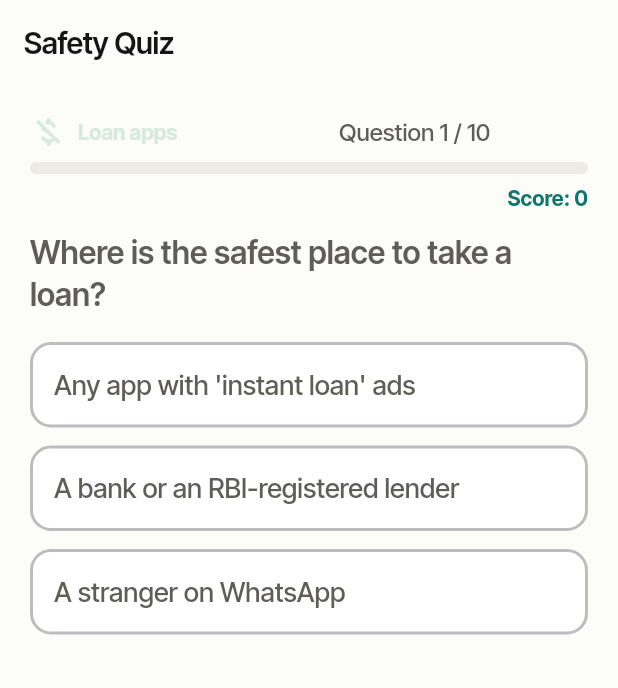
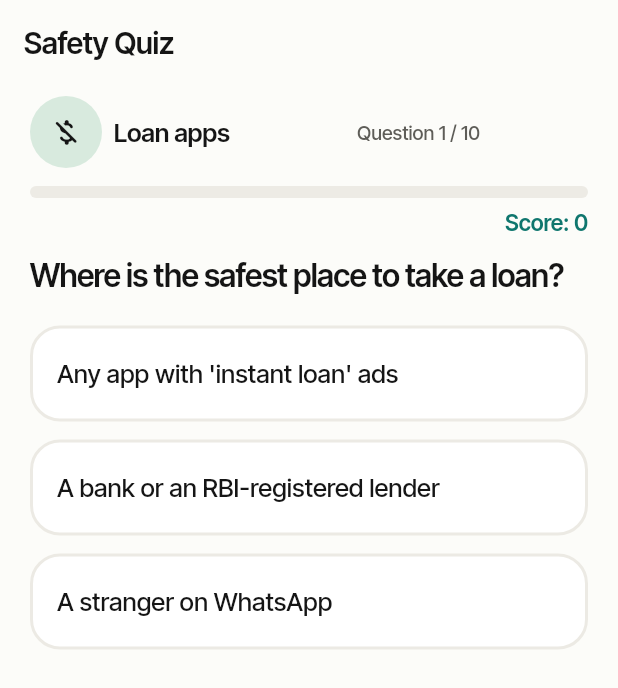
Before and after one commit to Radhikakalbhor/ScamRakshak, a Flutter app: the QuizScreen screen opened by its route, after a tap on "Quick quiz", on a phone screen of 412 x 824 dp. Shown: the top 688 px of the screen. Run offline on Flutter 3.47's test engine with Material 3 defaults, Android fonts, the phone set to English and light mode, and no system bars; our stand-ins replace audioplayers, file_picker, fl_chart, flutter_local_notifications, flutter_riverpod, go_router and 3 more; missing offline and left inert: flutter_foreground_task, mobile_scanner, record; accounts and stored records are empty.

Commit message:
style(quiz): migrate quiz screen and literacy score card to the design system (presentation only; Aagam's folder)

```diff
--- a/lib/features/quiz/quiz_screen.dart
+++ b/lib/features/quiz/quiz_screen.dart
@@ -3,7 +3,8 @@ import 'dart:math';
 import 'package:flutter/material.dart';
 
 import '../../core/strings.dart';
-import '../../core/theme.dart';
+import '../../core/design/components.dart';
+import '../../core/design/tokens.dart';
 import '../lessons/lesson_detail_screen.dart';
 import '../lessons/lesson_models.dart';
 import 'literacy_score.dart';
@@ -35,8 +36,8 @@ class _QuizScreenState extends State<QuizScreen> {
   QuizScore? _result;
   int? _latest;
 
-  static const _green = AppTheme.successGreen;
-  static const _red = Color(0xFFC62828);
+  static const _green = DsColors.safe;
+  static const _red = DsColors.alert;
 
   @override
   void initState() {
@@ -109,23 +110,21 @@ class _QuizScreenState extends State<QuizScreen> {
     );
   }
 
+  static const _pad = EdgeInsets.fromLTRB(DsSpace.xl, DsSpace.s, DsSpace.xl, DsSpace.section);
+
   Widget _body(S s) {
     if (_loadFailed) {
       return Center(
-        child: Column(
-          mainAxisSize: MainAxisSize.min,
-          children: [
-            const Icon(Icons.error_outline_rounded, size: 56, color: AppTheme.errorRed),
-            const SizedBox(height: 12),
-            Text(s.t('quiz_load_error'), style: const TextStyle(fontSize: 18)),
-            const SizedBox(height: 12),
-            FilledButton(onPressed: _load, child: Text(s.t('quiz_retry'))),
-          ],
+        child: EmptyState(
+          icon: Icons.error_outline_rounded,
+          color: DsColors.alertSoft,
+          title: s.t('quiz_load_error'),
+          action: PrimaryButton(label: s.t('quiz_retry'), onPressed: _load),
         ),
       );
     }
     final all = _all;
-    if (all == null) return const Center(child: CircularProgressIndicator());
+    if (all == null) return const LoadingState();
     switch (_phase) {
       case _Phase.intro:
         return _intro(s, all);
@@ -146,53 +145,59 @@ class _QuizScreenState extends State<QuizScreen> {
       counts[q.topic] = (counts[q.topic] ?? 0) + 1;
     }
     return ListView(
-      padding: const EdgeInsets.all(20),
+      padding: _pad,
       children: [
-        const Icon(Icons.psychology_rounded, size: 96, color: AppTheme.primaryTeal),
-        const SizedBox(height: 12),
-        Text(s.t('quiz_intro'), textAlign: TextAlign.center, style: const TextStyle(fontSize: 18)),
+        PastelCard(
+          color: DsColors.lavender,
+          child: Column(children: [
+            const IconBadge(Icons.quiz_outlined, size: 72),
+            const SizedBox(height: DsSpace.l),
+            Text(s.t('quiz_intro'), textAlign: TextAlign.center, style: DsType.body.copyWith(fontSize: 17)),
             if (_latest != null) ...[
-          const SizedBox(height: 14),
+              const SizedBox(height: DsSpace.m),
               Text(
                 '${s.t('quiz_latest')}: $_latest / 100  (${s.t(QuizScore.levelKeyFor(_latest!))})',
                 key: const Key('quiz_latest'),
                 textAlign: TextAlign.center,
-            style: const TextStyle(fontSize: 17, fontWeight: FontWeight.bold),
+                style: DsType.title,
               ),
             ],
-        const SizedBox(height: 20),
-        Text(s.t('quiz_choose'), style: const TextStyle(fontSize: 19, fontWeight: FontWeight.bold)),
-        const SizedBox(height: 8),
+          ]),
+        ),
+        const SizedBox(height: DsSpace.xl),
+        Text(s.t('quiz_choose'), style: DsType.section),
+        const SizedBox(height: DsSpace.m),
         _modeCard(
           key: const Key('quiz_mode_quick'),
           icon: Icons.bolt_rounded,
-          color: AppTheme.primaryTeal,
+          color: DsColors.mint,
           title: s.t('quiz_mode_quick'),
           subtitle: s.t('quiz_mode_quick_sub'),
           onTap: () => _start(QuizMode.quick),
         ),
         _modeCard(
           key: const Key('quiz_mode_full'),
-          icon: Icons.emoji_events_rounded,
-          color: const Color(0xFF6A1B9A),
+          icon: Icons.emoji_events_outlined,
+          color: DsColors.peach,
           title: s.t('quiz_mode_full'),
           subtitle: '${s.t('quiz_mode_full_sub')} (${all.length} ${s.t('quiz_questions')})',
           onTap: () => _start(QuizMode.full),
         ),
-        const SizedBox(height: 12),
-        Text(s.t('quiz_mode_topic'), style: const TextStyle(fontSize: 17, fontWeight: FontWeight.bold)),
-        const SizedBox(height: 8),
+        const SizedBox(height: DsSpace.m),
+        Text(s.t('quiz_mode_topic'), style: DsType.section),
+        const SizedBox(height: DsSpace.m),
         Wrap(
-          spacing: 8,
-          runSpacing: 8,
+          spacing: DsSpace.s,
+          runSpacing: DsSpace.s,
           children: [
             for (final id in kLessonIds)
               if ((counts[id] ?? 0) > 0)
-                ActionChip(
+                PillChip(
                   key: Key('quiz_topic_$id'),
-                  avatar: Icon(lessonTopicIcon(id), size: 18, color: lessonTopicColor(id)),
-                  label: Text('${s.t('quiz_topic_$id')} (${counts[id]})'),
-                  onPressed: () => _start(QuizMode.topic, id),
+                  icon: lessonTopicIcon(id),
+                  label: '${s.t('quiz_topic_$id')} (${counts[id]})',
+                  background: lessonTopicColor(id),
+                  onTap: () => _start(QuizMode.topic, id),
                 ),
           ],
         ),
@@ -207,33 +212,31 @@ class _QuizScreenState extends State<QuizScreen> {
     required String title,
     required String subtitle,
     required VoidCallback onTap,
-  }) => Card(
+  }) => Padding(
+    padding: const EdgeInsets.only(bottom: DsSpace.m),
+    child: PastelCard(
       key: key,
-    margin: const EdgeInsets.only(bottom: 10),
-    clipBehavior: Clip.antiAlias,
-    child: InkWell(
+      color: color,
       onTap: onTap,
-      child: Padding(
-        padding: const EdgeInsets.all(16),
+      semanticLabel: '$title. $subtitle',
+      padding: const EdgeInsets.all(DsSpace.l),
+      child: ExcludeSemantics(
         child: Row(
           children: [
-            Container(
-              padding: const EdgeInsets.all(10),
-              decoration: BoxDecoration(color: color.withValues(alpha: 0.12), borderRadius: BorderRadius.circular(12)),
-              child: Icon(icon, color: color, size: 30),
-            ),
-            const SizedBox(width: 14),
+            IconBadge(icon),
+            const SizedBox(width: DsSpace.m),
             Expanded(
               child: Column(
                 crossAxisAlignment: CrossAxisAlignment.start,
                 children: [
-                  Text(title, style: const TextStyle(fontSize: 18, fontWeight: FontWeight.bold)),
-                  const SizedBox(height: 2),
-                  Text(subtitle, style: const TextStyle(fontSize: 14, color: AppTheme.textSecondary)),
+                  Text(title, style: DsType.title.copyWith(fontSize: 18)),
+                  const SizedBox(height: DsSpace.xxs),
+                  Text(subtitle, style: DsType.small),
                 ],
               ),
             ),
-            const Icon(Icons.play_circle_fill_rounded, color: AppTheme.primaryTeal, size: 34),
+            const SizedBox(width: DsSpace.s),
+            const ArrowButton(),
           ],
         ),
       ),
@@ -241,13 +244,10 @@ class _QuizScreenState extends State<QuizScreen> {
   );
 
   Widget _emptyTopic(S s) => Center(
-    child: Column(
-      mainAxisSize: MainAxisSize.min,
-      children: [
-        Text(s.t('quiz_empty'), style: const TextStyle(fontSize: 18)),
-        const SizedBox(height: 12),
-        OutlinedButton(onPressed: _toIntro, child: Text(s.t('quiz_change'))),
-      ],
+    child: EmptyState(
+      icon: Icons.quiz_outlined,
+      title: s.t('quiz_empty'),
+      action: PillChip(label: s.t('quiz_change'), onTap: _toIntro),
     ),
   );
 
@@ -259,87 +259,73 @@ class _QuizScreenState extends State<QuizScreen> {
     final opts = q.optionsFor(lang);
     final answered = session.answered;
     final right = session.lastAnswerCorrect;
+    final c = right ? _green : _red;
     return ListView(
       // Unique storage key per question so each one opens scrolled to the top
       // (a plain key would still restore the previous offset from PageStorage).
       key: PageStorageKey<String>('quiz_q_${identityHashCode(session)}_${session.index}'),
-      padding: const EdgeInsets.all(20),
+      padding: _pad,
       children: [
         Row(
           children: [
-            Icon(lessonTopicIcon(q.topic), color: lessonTopicColor(q.topic)),
-            const SizedBox(width: 8),
-            Expanded(
-              child: Text(
-                s.t('quiz_topic_${q.topic}'),
-                style: TextStyle(fontWeight: FontWeight.bold, color: lessonTopicColor(q.topic)),
-              ),
-            ),
-            const SizedBox(width: 8),
+            IconBadge(lessonTopicIcon(q.topic), size: kDsTouch, background: lessonTopicColor(q.topic), foreground: DsColors.ink),
+            const SizedBox(width: DsSpace.s),
+            Expanded(child: Text(s.t('quiz_topic_${q.topic}'), style: DsType.title)),
+            const SizedBox(width: DsSpace.s),
             Flexible(
               child: Text(
                 '${s.t('quiz_question')} ${session.index + 1} / ${session.length}',
                 key: const Key('quiz_counter'),
                 textAlign: TextAlign.end,
-                style: const TextStyle(fontSize: 16),
+                style: DsType.small,
               ),
             ),
           ],
         ),
-        const SizedBox(height: 8),
-        LinearProgressIndicator(
-          value: (session.index + (answered ? 1 : 0)) / session.length,
-          minHeight: 8,
-          borderRadius: BorderRadius.circular(4),
-        ),
-        const SizedBox(height: 6),
+        const SizedBox(height: DsSpace.m),
+        ProgressBar(value: (session.index + (answered ? 1 : 0)) / session.length, color: DsColors.brand),
+        const SizedBox(height: DsSpace.s),
         Align(
           alignment: Alignment.centerRight,
           child: Text(
             '${s.t('quiz_score_now')}: ${session.correct}',
             key: const Key('quiz_score_live'),
-            style: const TextStyle(fontWeight: FontWeight.bold, color: AppTheme.primaryDarkTeal),
+            style: DsType.label.copyWith(color: DsColors.brand),
           ),
         ),
-        const SizedBox(height: 12),
-        Text(pickLang(q.q, lang), style: const TextStyle(fontSize: 21, fontWeight: FontWeight.w600, height: 1.35)),
-        const SizedBox(height: 18),
+        const SizedBox(height: DsSpace.m),
+        Text(pickLang(q.q, lang), style: DsType.cardTitle.copyWith(fontSize: 21, height: 1.3)),
+        const SizedBox(height: DsSpace.xl),
         for (var i = 0; i < opts.length; i++) _option(opts[i], i, session),
         if (answered) ...[
-          const SizedBox(height: 4),
+          const SizedBox(height: DsSpace.xs),
           Container(
             key: const Key('quiz_feedback'),
-            padding: const EdgeInsets.all(14),
+            padding: const EdgeInsets.all(DsSpace.l),
             decoration: BoxDecoration(
-              color: (right ? _green : _red).withValues(alpha: 0.1),
-              border: Border.all(color: right ? _green : _red, width: 2),
-              borderRadius: BorderRadius.circular(14),
+              color: right ? DsColors.safeSoft : DsColors.alertSoft,
+              border: Border.all(color: c, width: 2),
+              borderRadius: BorderRadius.circular(DsRadius.tile),
             ),
             child: Row(
               crossAxisAlignment: CrossAxisAlignment.start,
               children: [
-                Icon(right ? Icons.check_circle_rounded : Icons.cancel_rounded, color: right ? _green : _red, size: 32),
-                const SizedBox(width: 10),
+                Icon(right ? Icons.check_circle_rounded : Icons.cancel_rounded, color: c, size: 32),
+                const SizedBox(width: DsSpace.m),
                 Expanded(
                   child: Column(
                     crossAxisAlignment: CrossAxisAlignment.start,
                     children: [
-                      Text(
-                        right ? s.t('quiz_correct') : s.t('quiz_wrong'),
-                        style: TextStyle(fontSize: 18, fontWeight: FontWeight.bold, color: right ? _green : _red),
-                      ),
+                      Text(right ? s.t('quiz_correct') : s.t('quiz_wrong'), style: DsType.section),
                       if (!right && q.answer < opts.length)
                         Padding(
-                          padding: const EdgeInsets.only(top: 4),
-                          child: Text(
-                            '${s.t('quiz_correct_answer')}: ${opts[q.answer]}',
-                            style: const TextStyle(fontSize: 16, fontWeight: FontWeight.w600),
-                          ),
+                          padding: const EdgeInsets.only(top: DsSpace.xs),
+                          child: Text('${s.t('quiz_correct_answer')}: ${opts[q.answer]}', style: DsType.title),
                         ),
                       if (q.explain.isNotEmpty)
                         Padding(
-                          padding: const EdgeInsets.only(top: 4),
-                          child: Text(pickLang(q.explain, lang), style: const TextStyle(fontSize: 16, height: 1.4)),
+                          padding: const EdgeInsets.only(top: DsSpace.xs),
+                          child: Text(pickLang(q.explain, lang), style: DsType.body.copyWith(fontSize: 16)),
                         ),
                     ],
                   ),
@@ -347,17 +333,12 @@ class _QuizScreenState extends State<QuizScreen> {
               ],
             ),
           ),
-          const SizedBox(height: 16),
-          FilledButton(
+          const SizedBox(height: DsSpace.l),
+          PrimaryButton(
             key: const Key('quiz_next'),
+            label: session.isLast ? s.t('quiz_see_result') : s.t('quiz_next'),
+            icon: session.isLast ? Icons.flag_outlined : Icons.arrow_forward_rounded,
             onPressed: _next,
-            child: Padding(
-              padding: const EdgeInsets.symmetric(vertical: 12),
-              child: Text(
-                session.isLast ? s.t('quiz_see_result') : s.t('quiz_next'),
-                style: const TextStyle(fontSize: 18),
-              ),
-            ),
           ),
         ],
       ],
@@ -367,35 +348,39 @@ class _QuizScreenState extends State<QuizScreen> {
   Widget _option(String text, int i, QuizSession session) {
     final q = session.current;
     final answered = session.answered;
-    Color? bg;
-    Color border = Colors.grey.shade400;
+    var bg = DsColors.surface;
+    var border = DsColors.line;
     IconData? icon;
     if (answered && i == q.answer) {
-      bg = _green.withValues(alpha: 0.15);
+      bg = DsColors.safeSoft;
       border = _green;
       icon = Icons.check_rounded;
     } else if (answered && i == session.picked) {
-      bg = _red.withValues(alpha: 0.15);
+      bg = DsColors.alertSoft;
       border = _red;
       icon = Icons.close_rounded;
     }
     return Padding(
-      padding: const EdgeInsets.only(bottom: 12),
-      child: Material(
+      padding: const EdgeInsets.only(bottom: DsSpace.m),
+      child: Pressable(
         key: Key('quiz_option_$i'),
-        color: bg ?? Colors.white,
-        shape: RoundedRectangleBorder(
-          side: BorderSide(color: border, width: 2),
-          borderRadius: BorderRadius.circular(14),
+        onTap: answered ? null : () => _answer(i),
+        semanticLabel: text,
+        borderRadius: BorderRadius.circular(DsRadius.tile),
+        child: AnimatedContainer(
+          duration: DsMotion.normal,
+          curve: DsMotion.curve,
+          constraints: const BoxConstraints(minHeight: kDsTouch + DsSpace.l),
+          padding: const EdgeInsets.all(DsSpace.l),
+          decoration: BoxDecoration(
+            color: bg,
+            borderRadius: BorderRadius.circular(DsRadius.tile),
+            border: Border.all(color: border, width: 2),
           ),
-        child: InkWell(
-          borderRadius: BorderRadius.circular(14),
-          onTap: answered ? null : () => _answer(i),
-          child: Padding(
-            padding: const EdgeInsets.all(16),
+          child: ExcludeSemantics(
             child: Row(
               children: [
-                Expanded(child: Text(text, style: const TextStyle(fontSize: 18))),
+                Expanded(child: Text(text, style: DsType.body.copyWith(fontSize: 17))),
                 if (icon != null) Icon(icon, color: border, size: 28),
               ],
             ),
@@ -409,8 +394,8 @@ class _QuizScreenState extends State<QuizScreen> {
 
   Color _levelColor(String key) => switch (key) {
     'level_champion' => _green,
-    'level_safe' => AppTheme.primaryTeal,
-    'level_aware' => AppTheme.warningOrange,
+    'level_safe' => DsColors.brand,
+    'level_aware' => DsColors.caution,
     _ => _red,
   };
 
@@ -419,90 +404,74 @@ class _QuizScreenState extends State<QuizScreen> {
     final c = _levelColor(r.levelKey);
     return ListView(
       key: const Key('quiz_result'),
-      padding: const EdgeInsets.all(20),
+      padding: _pad,
       children: [
-        Text(
-          s.t('quiz_score_title'),
-          textAlign: TextAlign.center,
-          style: const TextStyle(fontSize: 20, fontWeight: FontWeight.bold),
-        ),
-        const SizedBox(height: 16),
+        Text(s.t('quiz_score_title'), textAlign: TextAlign.center, style: DsType.cardTitle),
+        const SizedBox(height: DsSpace.l),
         Center(
           child: Container(
             width: 170,
             height: 170,
             decoration: BoxDecoration(shape: BoxShape.circle, color: c),
             alignment: Alignment.center,
-            padding: const EdgeInsets.all(22),
+            padding: const EdgeInsets.all(DsSpace.xl),
             // The Devanagari font has tall line height; scale down instead of overflowing.
             child: FittedBox(
               child: Column(
                 mainAxisSize: MainAxisSize.min,
                 children: [
-                  Text(
-                    '${r.score}%',
-                    key: const Key('quiz_percent'),
-                    style: const TextStyle(fontSize: 48, fontWeight: FontWeight.bold, color: Colors.white, height: 1.1),
-                  ),
+                  Text('${r.score}%', key: const Key('quiz_percent'), style: DsType.number.copyWith(color: DsColors.onDark, height: 1.1)),
                   Text(
                     '${r.correct} / ${r.total} ${s.t('quiz_correct_of')}',
                     key: const Key('quiz_correct_count'),
-                    style: const TextStyle(fontSize: 16, color: Colors.white),
+                    style: DsType.body.copyWith(color: DsColors.onDark),
                   ),
                 ],
               ),
             ),
           ),
         ),
-        const SizedBox(height: 12),
+        const SizedBox(height: DsSpace.m),
         Text(
           '${s.t('quiz_level')}: ${s.t(r.levelKey)}',
           textAlign: TextAlign.center,
-          style: TextStyle(fontSize: 24, fontWeight: FontWeight.bold, color: c),
+          style: DsType.cardTitle.copyWith(color: c),
         ),
-        const SizedBox(height: 6),
+        const SizedBox(height: DsSpace.s),
         Text(
           s.t('quiz_feedback_${r.levelKey}'),
           key: const Key('quiz_level_feedback'),
           textAlign: TextAlign.center,
-          style: const TextStyle(fontSize: 17),
+          style: DsType.body.copyWith(fontSize: 17),
         ),
-        const SizedBox(height: 22),
-        Text(s.t('quiz_breakdown'), style: const TextStyle(fontSize: 18, fontWeight: FontWeight.bold)),
-        const SizedBox(height: 8),
+        const SizedBox(height: DsSpace.xl),
+        Text(s.t('quiz_breakdown'), style: DsType.section),
+        const SizedBox(height: DsSpace.s),
         for (final id in kLessonIds)
           if (r.perTopic[id] != null) _topicRow(s, id, r.perTopic[id]!, id == weak),
-        const SizedBox(height: 16),
+        const SizedBox(height: DsSpace.l),
         if (weak != null)
-          FilledButton.icon(
+          PrimaryButton(
             key: const Key('quiz_revise'),
-            style: FilledButton.styleFrom(backgroundColor: lessonTopicColor(weak)),
+            label: '${s.t('quiz_revise')}: ${s.t('quiz_topic_$weak')}',
+            icon: Icons.menu_book_outlined,
             onPressed: () =>
                 Navigator.of(context).push(MaterialPageRoute<void>(builder: (_) => LessonDetailScreen(lessonId: weak))),
-            icon: const Icon(Icons.menu_book_rounded),
-            label: Padding(
-              padding: const EdgeInsets.symmetric(vertical: 12),
-              child: Text('${s.t('quiz_revise')}: ${s.t('quiz_topic_$weak')}', style: const TextStyle(fontSize: 17)),
-            ),
           )
         else
-          Text(
-            s.t('quiz_all_correct'),
-            textAlign: TextAlign.center,
-            style: const TextStyle(fontSize: 18, fontWeight: FontWeight.bold, color: _green),
+          Text(s.t('quiz_all_correct'), textAlign: TextAlign.center, style: DsType.title.copyWith(color: _green)),
+        const SizedBox(height: DsSpace.m),
+        PrimaryButton(
+          key: const Key('quiz_retry'),
+          label: s.t('quiz_retry'),
+          icon: Icons.replay_rounded,
+          filled: false,
+          onPressed: _retry,
         ),
-        const SizedBox(height: 12),
-        OutlinedButton.icon(
-          key: const Key('quiz_retry'),
-          onPressed: _retry,
-          icon: const Icon(Icons.replay_rounded),
-          label: Text(s.t('quiz_retry'), style: const TextStyle(fontSize: 18)),
-        ),
-        const SizedBox(height: 8),
-        TextButton(
-          key: const Key('quiz_change'),
-          onPressed: _toIntro,
-          child: Text(s.t('quiz_change'), style: const TextStyle(fontSize: 16)),
+        const SizedBox(height: DsSpace.s),
+        Align(
+          alignment: Alignment.center,
+          child: PillChip(key: const Key('quiz_change'), label: s.t('quiz_change'), onTap: _toIntro),
         ),
       ],
     );
@@ -511,28 +480,26 @@ class _QuizScreenState extends State<QuizScreen> {
   Widget _topicRow(S s, String id, List<int> v, bool weak) {
     final ratio = v[1] == 0 ? 0.0 : v[0] / v[1];
     return Padding(
-      padding: const EdgeInsets.symmetric(vertical: 6),
+      padding: const EdgeInsets.symmetric(vertical: DsSpace.s),
       child: Row(
         children: [
-          Icon(lessonTopicIcon(id), color: lessonTopicColor(id)),
-          const SizedBox(width: 8),
+          Icon(lessonTopicIcon(id), color: DsColors.ink),
+          const SizedBox(width: DsSpace.s),
           SizedBox(
             width: 120,
             child: Text(
               s.t('quiz_topic_$id'),
-              style: TextStyle(fontSize: 15, fontWeight: weak ? FontWeight.bold : FontWeight.normal),
+              style: DsType.body.copyWith(fontWeight: weak ? DsWeight.semibold : DsWeight.medium),
             ),
           ),
           Expanded(
-            child: LinearProgressIndicator(
+            child: ProgressBar(
               value: ratio,
-              minHeight: 12,
-              borderRadius: BorderRadius.circular(6),
-              color: ratio >= 0.8 ? _green : (ratio >= 0.6 ? AppTheme.warningOrange : _red),
+              color: ratio >= 0.8 ? _green : (ratio >= 0.6 ? DsColors.caution : _red),
             ),
           ),
-          const SizedBox(width: 8),
-          Text('${v[0]}/${v[1]}', style: const TextStyle(fontSize: 16, fontWeight: FontWeight.bold)),
+          const SizedBox(width: DsSpace.s),
+          Text('${v[0]}/${v[1]}', style: DsType.label),
         ],
       ),
     );
```
Also changed, not shown: lib/features/quiz/literacy_score.dart (+37 -42 lines). Lines whose indentation alone changed are shown as unchanged.
